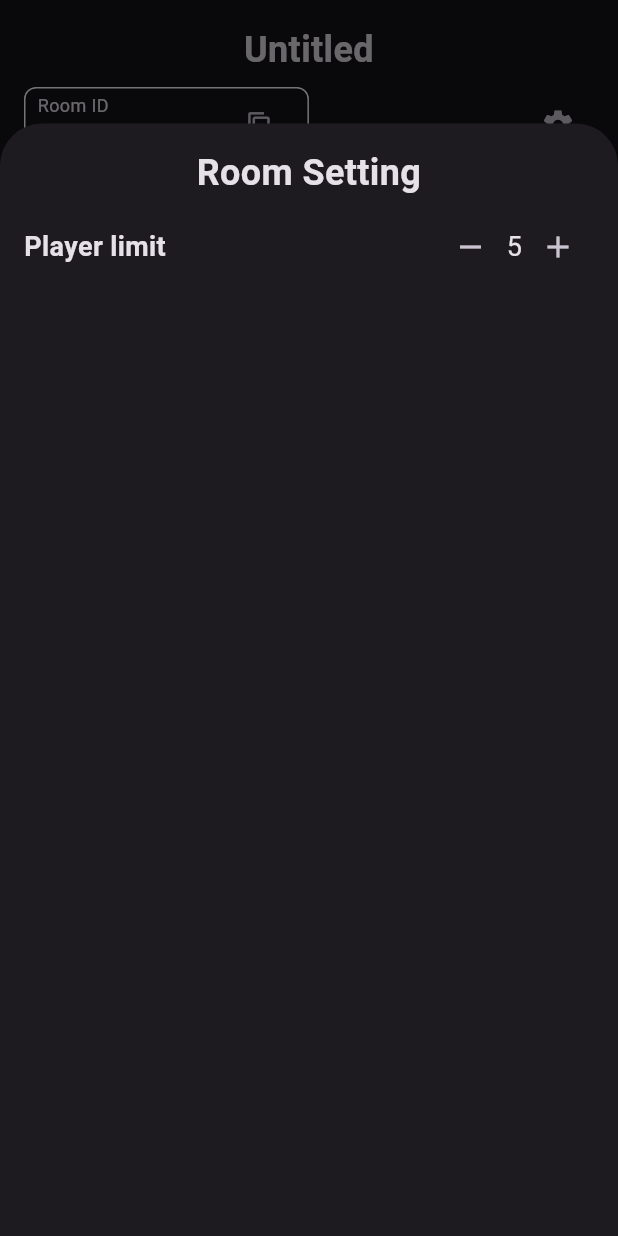
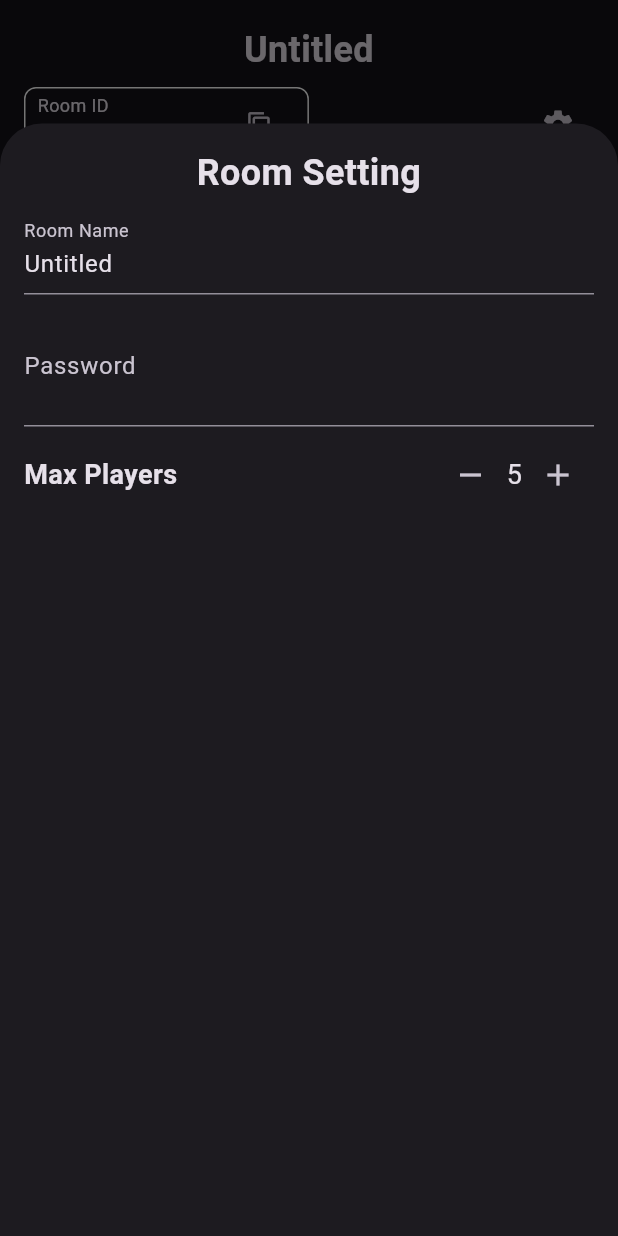
Before and after one commit to TheTarius26/werewolf-game, a Flutter app: the RoomScreen screen opened by its route, after a tap on the "settings" icon, on a phone screen of 412 x 824 dp. Run offline on Flutter 3.47's test engine with Material 3 defaults, Android fonts, the phone set to English and light mode, and no system bars; our stand-ins replace auto_route.

Commit message:
feat: add password changing on room setting

```diff
--- a/lib/presentation/room/screen/room_screen.dart
+++ b/lib/presentation/room/screen/room_screen.dart
@@ -31,6 +31,7 @@ class _RoomScreenState extends State<RoomScreen> {
   var password = '';
   late var roomName = '';
   late final String roomId;
+  var isPasswordVisible = false;
 
   @override
   void initState() {
@@ -54,7 +55,7 @@ class _RoomScreenState extends State<RoomScreen> {
               Text(
                 roomName,
                 textAlign: TextAlign.center,
-                style: TextStyle(
+                style: const TextStyle(
                   fontSize: 24,
                   fontWeight: FontWeight.bold,
                 ),
@@ -201,7 +202,8 @@ class _RoomScreenState extends State<RoomScreen> {
         scrollControlDisabledMaxHeightRatio: .9,
         builder: (_) {
           return StatefulBuilder(
-            builder: (context, setState) => Padding(
+            builder: (context, setState) {
+              return Padding(
                 padding: const EdgeInsets.all(Dimen.padding),
                 child: Column(
                   crossAxisAlignment: CrossAxisAlignment.stretch,
@@ -215,10 +217,48 @@ class _RoomScreenState extends State<RoomScreen> {
                       ),
                     ),
                     const SizedBox(height: Dimen.smPadding),
+                    TextFormField(
+                      initialValue: roomName,
+                      decoration: const InputDecoration(
+                        labelText: 'Room Name',
+                      ),
+                      onChanged: (value) {
+                        setState(() {
+                          roomName = value;
+                        });
+                      },
+                    ),
+                    const SizedBox(height: Dimen.smPadding),
+                    TextFormField(
+                      initialValue: password,
+                      decoration: InputDecoration(
+                        labelText: 'Password',
+                        suffix: IconButton(
+                          onPressed: () {
+                            setState(() {
+                              isPasswordVisible = !isPasswordVisible;
+                            });
+                          },
+                          icon: Icon(
+                            isPasswordVisible
+                                ? Icons.visibility
+                                : Icons.visibility_off,
+                          ),
+                        ),
+                      ),
+                      obscureText: !isPasswordVisible,
+                      enableInteractiveSelection: false,
+                      onChanged: (value) {
+                        setState(() {
+                          password = value;
+                        });
+                      },
+                    ),
+                    const SizedBox(height: Dimen.smPadding),
                     Row(
                       children: [
                         const Text(
-                        'Player limit',
+                          'Max Players',
                           style: TextStyle(
                             fontSize: 18,
                             fontWeight: FontWeight.bold,
@@ -253,7 +293,8 @@ class _RoomScreenState extends State<RoomScreen> {
                     )
                   ],
                 ),
-            ),
+              );
+            },
           );
         });
   }
```
Lines whose indentation alone changed are shown as unchanged.
